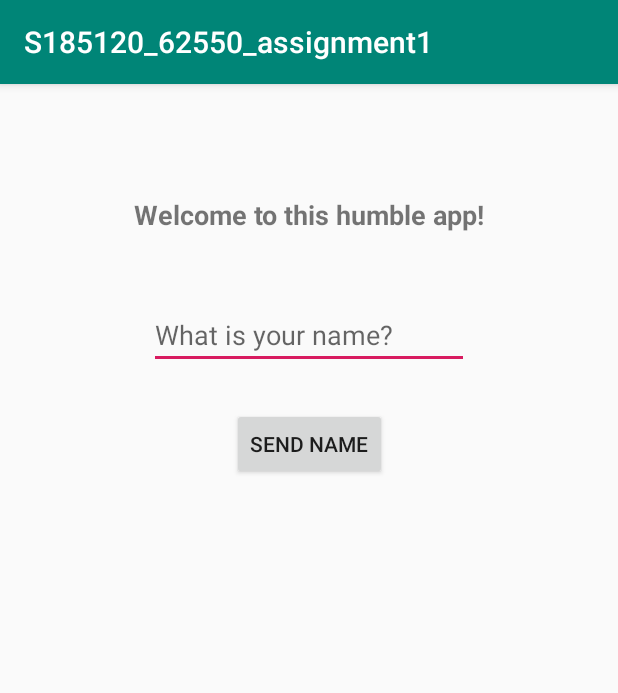
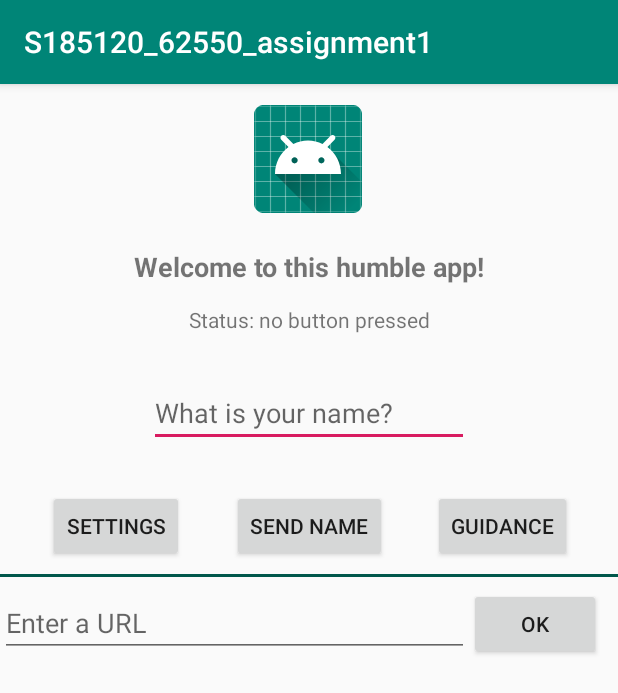
Before and after one commit to david-fager/62550_assignment1, an Android app: the screen it shows after launch (MainActivity), on a phone screen of 412 x 824 dp. Shown: the top 693 px of the screen. Run offline under Robolectric (Android 15) with nearby library versions, the phone set to English and light mode, and no system bars.

Commit message:
Mangler bare URL vinduet

```diff
--- a/app/src/main/java/com/example/s185120_62550_assignment1/MainActivity.java
+++ b/app/src/main/java/com/example/s185120_62550_assignment1/MainActivity.java
@@ -11,8 +11,11 @@ import android.widget.TextView;
 public class MainActivity extends AppCompatActivity implements View.OnClickListener {
 
     private TextView nameText = null;
+    private TextView statusText = null;
     private EditText nameField = null;
     private Button nameButton = null;
+    private Button settingsButton = null;
+    private Button guidanceButton = null;
 
     @Override
     protected void onCreate(Bundle savedInstanceState) {
@@ -21,34 +24,47 @@ public class MainActivity extends AppCompatActivity implements View.OnClickListe
         nameText = findViewById(R.id.nameText);
         nameField = findViewById(R.id.nameField);
         nameButton = findViewById(R.id.nameButton);
+        nameText.setOnClickListener(this);
+        nameField.setOnClickListener(this);
+        nameButton.setOnClickListener(this);
 
-
+        statusText = findViewById(R.id.textStatus);
+        settingsButton = findViewById(R.id.buttonSettings);
+        guidanceButton = findViewById(R.id.buttonGuidance);
+        settingsButton.setOnClickListener(this);
+        guidanceButton.setOnClickListener(this);
 
     }
 
     @Override
     public void onClick(View v) {
         if (v == nameText) {
-            System.out.println("[INFO] User pressed textview: " + nameText.getId());
+            System.out.println("[INFO] User pressed textview: " + nameText.getResources().getResourceName(nameText.getId()));
             nameText.setText("Hi, this is the textview");
         } else if (v == nameField) {
-            System.out.println("[INFO] User pressed exittext: " + nameText.getId());
+            System.out.println("[INFO] User pressed exittext: " + nameField.getResources().getResourceName(nameField.getId()));
         } else if (v == nameButton) {
-            System.out.println("[INFO] User pressed button: " + nameText.getId());
+            System.out.println("[INFO] User pressed button: " + nameButton.getResources().getResourceName(nameButton.getId()));
+            statusText.setText("Status: user pressed 'send name' button");
             if (!nameField.isEnabled()) {
                 nameText.setText("Sure, '" + nameField.getText().toString() + "'");
                 nameField.setEnabled(true);
                 System.out.println("[INFO] Program state: sassy");
-            } else if (nameField.getText().toString().equals("")) {
-                nameText.setText("Please enter your name");
+            } else if (nameField.getText().toString().isEmpty()) {
+                nameText.setText("Please enter your name ...");
                 System.out.println("[INFO] Program state: impatient");
             } else {
-                nameText.setText("Is your name really " + nameField.getText().toString() + "?");
-                nameField.setText("");
+                nameText.setText("Really? Your name is " + nameField.getText().toString() + "?");
                 nameField.setEnabled(false);
                 nameButton.setText("Just accept it");
                 System.out.println("[INFO] Program state: doubtful");
             }
+        } else if (v == guidanceButton) {
+            System.out.println("[INFO] User pressed button: " + guidanceButton.getResources().getResourceName(guidanceButton.getId()));
+            statusText.setText("Status: user pressed 'guidance' button");
+        } else if (v == settingsButton) {
+            System.out.println("[INFO] User pressed button: " + settingsButton.getResources().getResourceName(settingsButton.getId()));
+            statusText.setText("Status: user pressed 'settings' button");
         }
 
     }
--- a/app/src/main/res/layout/activity_main.xml
+++ b/app/src/main/res/layout/activity_main.xml
@@ -18,7 +18,43 @@
         app:layout_constraintLeft_toLeftOf="parent"
         app:layout_constraintRight_toRightOf="parent"
         app:layout_constraintTop_toTopOf="parent"
-        app:layout_constraintVertical_bias="0.100000024" />
+        app:layout_constraintVertical_bias="0.147" />
+
+    <EditText
+        android:id="@+id/nameField"
+        android:layout_width="213dp"
+        android:layout_height="45dp"
+        android:layout_marginTop="15dp"
+        android:ems="10"
+        android:hint="What is your name?"
+        android:inputType="textPersonName"
+        app:layout_constraintBottom_toTopOf="@+id/nameButton"
+        app:layout_constraintEnd_toEndOf="parent"
+        app:layout_constraintStart_toStartOf="parent"
+        app:layout_constraintTop_toBottomOf="@+id/nameText"
+        app:layout_constraintVertical_bias="0.623" />
+
+    <Button
+        android:id="@+id/buttonGuidance"
+        android:layout_width="wrap_content"
+        android:layout_height="wrap_content"
+        android:text="Guidance"
+        app:layout_constraintBottom_toBottomOf="parent"
+        app:layout_constraintEnd_toEndOf="parent"
+        app:layout_constraintStart_toEndOf="@+id/nameButton"
+        app:layout_constraintTop_toTopOf="parent"
+        app:layout_constraintVertical_bias="0.376" />
+
+    <Button
+        android:id="@+id/buttonSettings"
+        android:layout_width="wrap_content"
+        android:layout_height="wrap_content"
+        android:text="Settings"
+        app:layout_constraintBottom_toBottomOf="parent"
+        app:layout_constraintEnd_toStartOf="@+id/nameButton"
+        app:layout_constraintStart_toStartOf="parent"
+        app:layout_constraintTop_toTopOf="parent"
+        app:layout_constraintVertical_bias="0.376" />
 
     <Button
         android:id="@+id/nameButton"
@@ -29,19 +65,71 @@
         app:layout_constraintEnd_toEndOf="parent"
         app:layout_constraintStart_toStartOf="parent"
         app:layout_constraintTop_toTopOf="parent"
-        app:layout_constraintVertical_bias="0.3" />
+        app:layout_constraintVertical_bias="0.376" />
+
+    <ImageView
+        android:id="@+id/imageView"
+        android:layout_width="wrap_content"
+        android:layout_height="wrap_content"
+        android:layout_marginBottom="23dp"
+        app:layout_constraintBottom_toTopOf="@+id/nameText"
+        app:layout_constraintEnd_toEndOf="parent"
+        app:layout_constraintHorizontal_bias="0.498"
+        app:layout_constraintStart_toStartOf="parent"
+        app:layout_constraintTop_toTopOf="parent"
+        app:layout_constraintVertical_bias="1.0"
+        app:srcCompat="@mipmap/ic_launcher_round" />
+
+    <TextView
+        android:id="@+id/textStatus"
+        android:layout_width="wrap_content"
+        android:layout_height="wrap_content"
+        android:layout_marginTop="12dp"
+        android:layout_marginBottom="11dp"
+        android:text="Status: no button pressed"
+        android:textAlignment="textStart"
+        app:layout_constraintBottom_toTopOf="@+id/nameField"
+        app:layout_constraintEnd_toEndOf="parent"
+        app:layout_constraintStart_toStartOf="parent"
+        app:layout_constraintTop_toBottomOf="@+id/nameText"
+        app:layout_constraintVertical_bias="0.083" />
+
+    <ImageView
+        android:id="@+id/imageView2"
+        android:layout_width="0dp"
+        android:layout_height="2dp"
+        app:layout_constraintBottom_toBottomOf="parent"
+        app:layout_constraintEnd_toEndOf="parent"
+        app:layout_constraintHorizontal_bias="0.0"
+        app:layout_constraintStart_toStartOf="parent"
+        app:layout_constraintTop_toBottomOf="@+id/nameButton"
+        app:layout_constraintVertical_bias="0.018"
+        app:srcCompat="@color/colorPrimaryDark" />
 
     <EditText
-        android:id="@+id/nameField"
-        android:layout_width="213dp"
-        android:layout_height="45dp"
+        android:id="@+id/urlField"
+        android:layout_width="0dp"
+        android:layout_height="wrap_content"
         android:ems="10"
+        android:hint="Enter a URL"
         android:inputType="textPersonName"
-        android:hint="What is your name?"
+        app:layout_constraintBottom_toBottomOf="parent"
+        app:layout_constraintEnd_toStartOf="@+id/urlOKButton"
+        app:layout_constraintHorizontal_bias="0.08"
+        app:layout_constraintStart_toStartOf="parent"
+        app:layout_constraintTop_toBottomOf="@+id/imageView2"
+        app:layout_constraintVertical_bias="0.021" />
+
+    <Button
+        android:id="@+id/urlOKButton"
+        android:layout_width="wrap_content"
+        android:layout_height="wrap_content"
+        android:text="OK"
         app:layout_constraintBottom_toBottomOf="parent"
         app:layout_constraintEnd_toEndOf="parent"
+        app:layout_constraintHorizontal_bias="0.965"
         app:layout_constraintStart_toStartOf="parent"
-        app:layout_constraintTop_toTopOf="parent"
-        app:layout_constraintVertical_bias="0.19999999" />
+        app:layout_constraintTop_toBottomOf="@+id/imageView2"
+        app:layout_constraintVertical_bias="0.019" />
 
 </androidx.constraintlayout.widget.ConstraintLayout>
```
